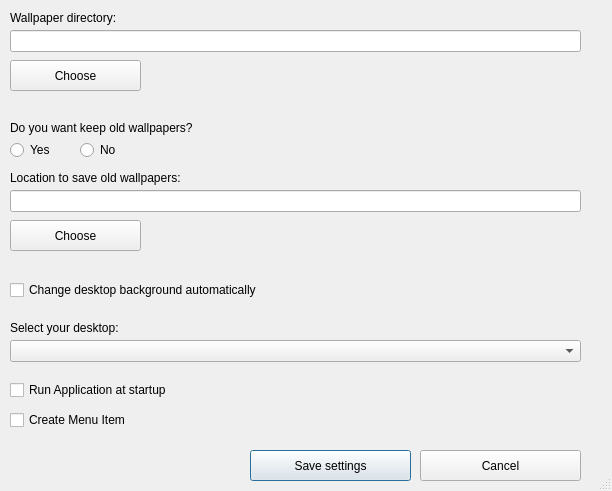
First picture: the form in settingswindow.ui, repository hakan1498/DailyDesktopWallpaperPlus, before the edit.
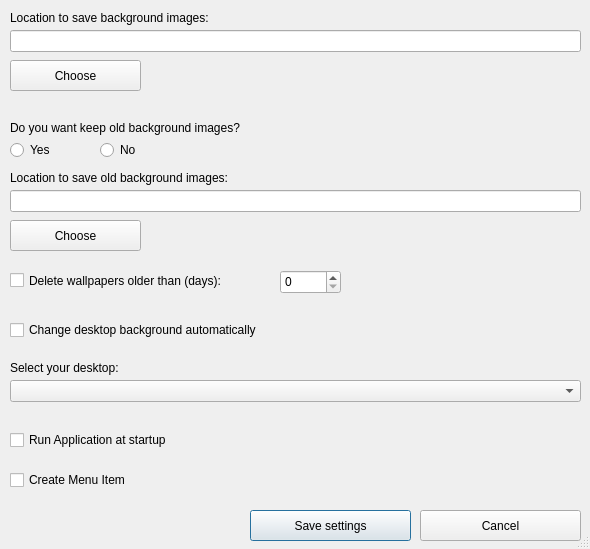
Second picture: the form after the edit.

Diff of the .ui file:
```diff
--- a/settingswindow.ui
+++ b/settingswindow.ui
@@ -9,8 +9,8 @@
    <rect>
     <x>0</x>
     <y>0</y>
-    <width>612</width>
-    <height>491</height>
+    <width>590</width>
+    <height>549</height>
    </rect>
   </property>
   <property name="windowTitle">
@@ -27,12 +27,12 @@
     <rect>
      <x>10</x>
      <y>10</y>
-     <width>271</width>
+     <width>571</width>
      <height>16</height>
     </rect>
    </property>
    <property name="text">
-    <string>Wallpaper directory:</string>
+    <string>&lt;html&gt;&lt;head/&gt;&lt;body&gt;&lt;p&gt;Location to save background images: &lt;/p&gt;&lt;/body&gt;&lt;/html&gt;</string>
    </property>
   </widget>
   <widget class="QLineEdit" name="lineEdit">
@@ -49,7 +49,7 @@
    <property name="geometry">
     <rect>
      <x>250</x>
-     <y>450</y>
+     <y>510</y>
      <width>161</width>
      <height>31</height>
     </rect>
@@ -62,7 +62,7 @@
    <property name="geometry">
     <rect>
      <x>10</x>
-     <y>280</y>
+     <y>320</y>
      <width>571</width>
      <height>20</height>
     </rect>
@@ -88,7 +88,7 @@
    <property name="geometry">
     <rect>
      <x>10</x>
-     <y>380</y>
+     <y>430</y>
      <width>551</width>
      <height>20</height>
     </rect>
@@ -104,7 +104,7 @@
    <property name="geometry">
     <rect>
      <x>10</x>
-     <y>320</y>
+     <y>360</y>
      <width>561</width>
      <height>16</height>
     </rect>
@@ -118,12 +118,12 @@
     <rect>
      <x>10</x>
      <y>170</y>
-     <width>341</width>
+     <width>571</width>
      <height>16</height>
     </rect>
    </property>
    <property name="text">
-    <string>Location to save old wallpapers: </string>
+    <string>&lt;html&gt;&lt;head/&gt;&lt;body&gt;&lt;p&gt;Location to save old background images: &lt;/p&gt;&lt;/body&gt;&lt;/html&gt;</string>
    </property>
   </widget>
   <widget class="QPushButton" name="pushButton_2">
@@ -143,7 +143,7 @@
    <property name="geometry">
     <rect>
      <x>10</x>
-     <y>340</y>
+     <y>380</y>
      <width>571</width>
      <height>22</height>
     </rect>
@@ -166,7 +166,7 @@
    <property name="geometry">
     <rect>
      <x>420</x>
-     <y>450</y>
+     <y>510</y>
      <width>161</width>
      <height>31</height>
     </rect>
@@ -191,7 +191,7 @@
   <widget class="QRadioButton" name="radioButton_2">
    <property name="geometry">
     <rect>
-     <x>80</x>
+     <x>100</x>
      <y>140</y>
      <width>102</width>
      <height>20</height>
@@ -206,19 +206,19 @@
     <rect>
      <x>10</x>
      <y>120</y>
-     <width>441</width>
+     <width>561</width>
      <height>16</height>
     </rect>
    </property>
    <property name="text">
-    <string>&lt;html&gt;&lt;head/&gt;&lt;body&gt;&lt;p&gt;Do you want keep old wallpapers?&lt;/p&gt;&lt;/body&gt;&lt;/html&gt;</string>
+    <string>&lt;html&gt;&lt;head/&gt;&lt;body&gt;&lt;p&gt;Do you want keep old background images?&lt;/p&gt;&lt;/body&gt;&lt;/html&gt;</string>
    </property>
   </widget>
   <widget class="QCheckBox" name="checkBox">
    <property name="geometry">
     <rect>
      <x>10</x>
-     <y>410</y>
+     <y>470</y>
      <width>571</width>
      <height>20</height>
     </rect>
@@ -227,6 +227,29 @@
     <string>Create Menu Item</string>
    </property>
   </widget>
+  <widget class="QCheckBox" name="checkBox_4">
+   <property name="geometry">
+    <rect>
+     <x>10</x>
+     <y>270</y>
+     <width>571</width>
+     <height>21</height>
+    </rect>
+   </property>
+   <property name="text">
+    <string>Delete wallpapers older than (days):</string>
+   </property>
+  </widget>
+  <widget class="QSpinBox" name="spinBox">
+   <property name="geometry">
+    <rect>
+     <x>280</x>
+     <y>270</y>
+     <width>61</width>
+     <height>24</height>
+    </rect>
+   </property>
+  </widget>
  </widget>
  <resources/>
  <connections/>
```
